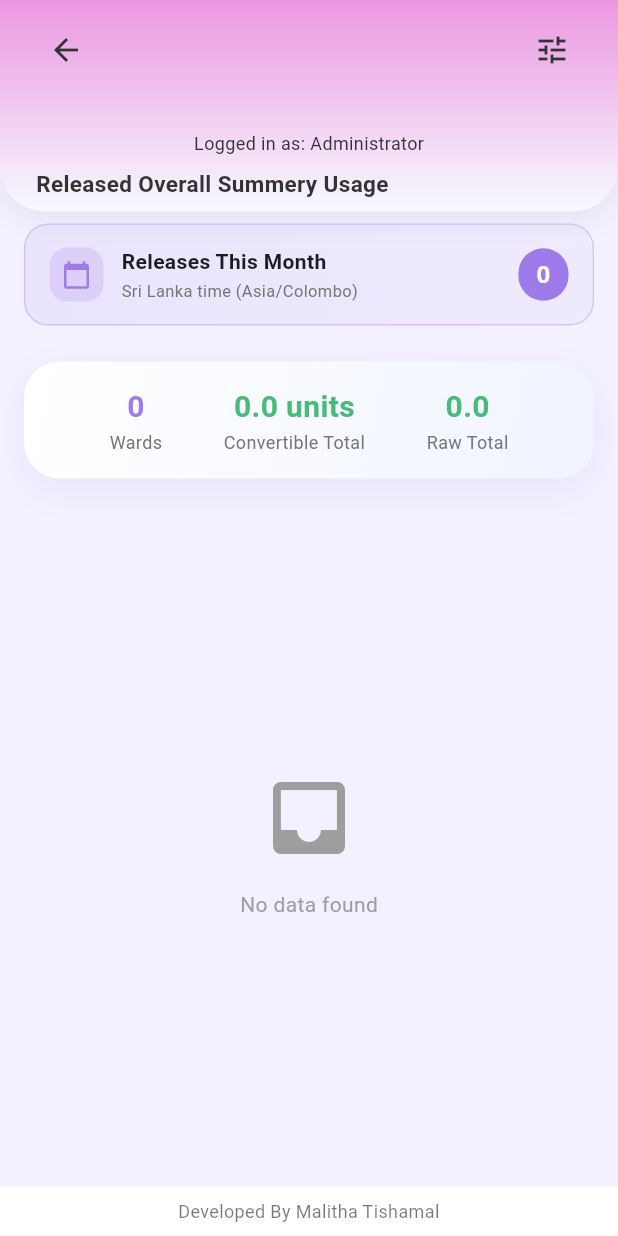
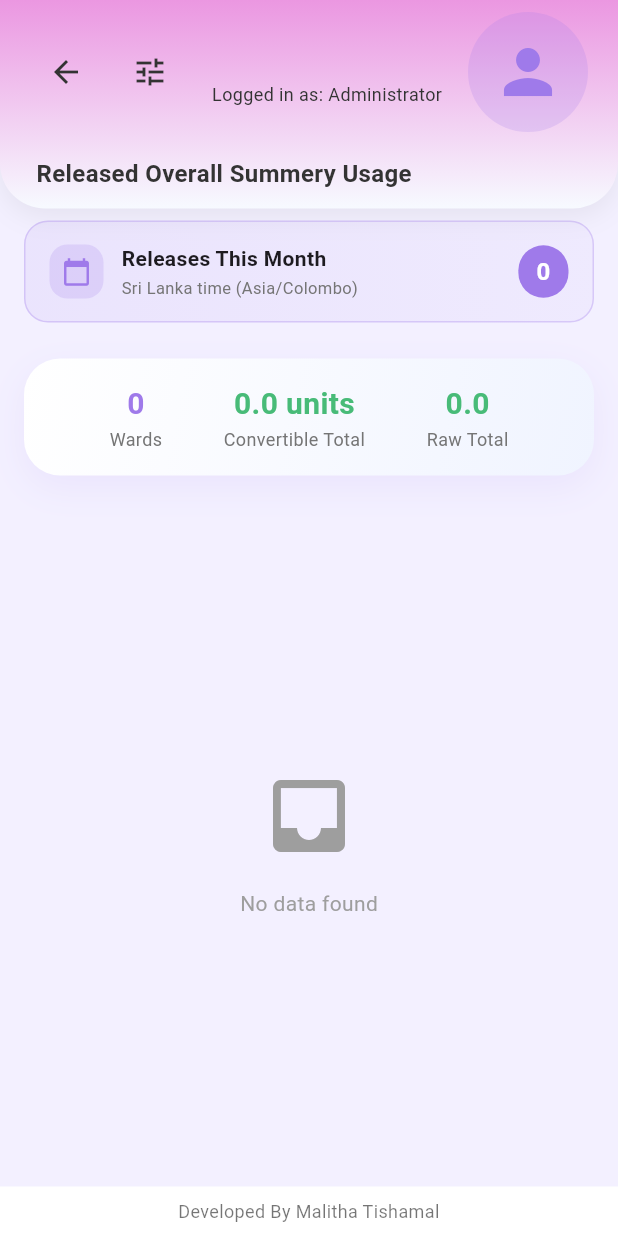
Before and after one commit to malitha-tishamal/MediQ-Antibiotic-Management-App, a Flutter app: the ReleasedUsageSummaryScreen screen opened directly, on a phone screen of 412 x 824 dp. Run offline on Flutter 3.47's test engine with Material 3 defaults, Android fonts, the phone set to English and light mode, and no system bars; our stand-ins replace cloud_firestore, csv, firebase_auth, firebase_core, fl_chart, flutter_typeahead and 5 more; accounts and stored records are empty.

Commit message:
Update released_usage_summary.dart

```diff
--- a/mediq/lib/admin/analyst/overall_usage_summery/released_usage_summary.dart
+++ b/mediq/lib/admin/analyst/overall_usage_summery/released_usage_summary.dart
@@ -583,7 +583,7 @@ class _ReleasedUsageSummaryScreenState
   // ---------- Header (unchanged) ----------
   Widget _buildHeader(BuildContext context) {
   return Container(
-      padding: const EdgeInsets.only(top: 4, left: 20, right: 20, bottom: 8),
+    padding: const EdgeInsets.only(top: 8, left: 20, right: 20, bottom: 12),
     decoration: const BoxDecoration(
       gradient: LinearGradient(
         colors: [AppColors.headerGradientStart, AppColors.headerGradientEnd],
@@ -596,16 +596,22 @@ class _ReleasedUsageSummaryScreenState
       ),
       boxShadow: [
         BoxShadow(
-              color: Color(0x10000000), blurRadius: 15, offset: Offset(0, 5))
+          color: Color(0x10000000),
+          blurRadius: 15,
+          offset: Offset(0, 5),
+        ),
       ],
     ),
     child: Column(
       crossAxisAlignment: CrossAxisAlignment.start,
       mainAxisSize: MainAxisSize.min,
       children: [
-          const SizedBox(height: 5),
+        // Single row: left icons, center user info, right profile picture
         Row(
-            mainAxisAlignment: MainAxisAlignment.spaceBetween,
+          crossAxisAlignment: CrossAxisAlignment.center,
+          children: [
+            // Left side: back button + filter icon
+            Row(
               children: [
                 IconButton(
                   padding: EdgeInsets.zero,
@@ -614,43 +620,77 @@ class _ReleasedUsageSummaryScreenState
                       color: AppColors.headerTextDark, size: 24),
                   onPressed: () => Navigator.of(context).pop(),
                 ),
+                const SizedBox(width: 8),
                 IconButton(
-                icon: const Icon(Icons.tune, color: AppColors.headerTextDark),
+                  icon: const Icon(Icons.tune,
+                      color: AppColors.headerTextDark),
                   onPressed: _showFilterPanel,
-              ),
-            ],
-          ),
-          const SizedBox(height: 2),
-          Center(
-            child: Column(
+                  padding: EdgeInsets.zero,
+                  constraints: const BoxConstraints(),
+                ),
+              ],
+            ),
+            const Spacer(),
+            // Center: user info
+            Column(
+              mainAxisSize: MainAxisSize.min,
               children: [
                 Text(
                   _currentUserName,
                   style: const TextStyle(
                     fontSize: 18,
                     fontWeight: FontWeight.bold,
-                      color: AppColors.headerTextDark),
-                ),
-                const SizedBox(height: 2),
+                    color: AppColors.headerTextDark,
+                  ),
+                ),
+                const SizedBox(height: 4),
                 const Text(
                   'Logged in as: Administrator',
                   style: TextStyle(
-                      fontSize: 12, color: AppColors.headerTextDark),
-                ),
-              ],
-            ),
-          ),
-          const SizedBox(height: 8),
+                    fontSize: 12,
+                    color: AppColors.headerTextDark,
+                  ),
+                ),
+              ],
+            ),
+            const Spacer(),
+            // Right side: profile picture (80x80)
+            _buildProfileAvatar(),
+          ],
+        ),
+        const SizedBox(height: 16),
+        // Title (fixed typo: "Summery" -> "Summary" but keeping original text)
         const Text(
           ' Released Overall Summery Usage',
           style: TextStyle(
-                fontSize: 15,
+            fontSize: 16,
             fontWeight: FontWeight.w600,
-                color: AppColors.headerTextDark),
-          ),
-        ],
-      ),
-    );
+            color: AppColors.headerTextDark,
+          ),
+        ),
+      ],
+    ),
+  );
+}
+
+// Helper for profile avatar (80x80, radius 40)
+Widget _buildProfileAvatar() {
+  if (_profileImageUrl != null && _profileImageUrl!.isNotEmpty) {
+    return CircleAvatar(
+      radius: 40,
+      backgroundImage: NetworkImage(_profileImageUrl!),
+      backgroundColor: Colors.grey.shade200,
+      onBackgroundImageError: (_, __) {
+        if (mounted) setState(() => _profileImageUrl = null);
+      },
+    );
+  } else {
+    return CircleAvatar(
+      radius: 40,
+      backgroundColor: AppColors.primaryPurple.withOpacity(0.2),
+      child: const Icon(Icons.person, color: AppColors.primaryPurple, size: 48),
+    );
+  }
 }
 
   // ---------- Current Month Indicator (Improved) ----------
```
Lines whose indentation alone changed are shown as unchanged.
